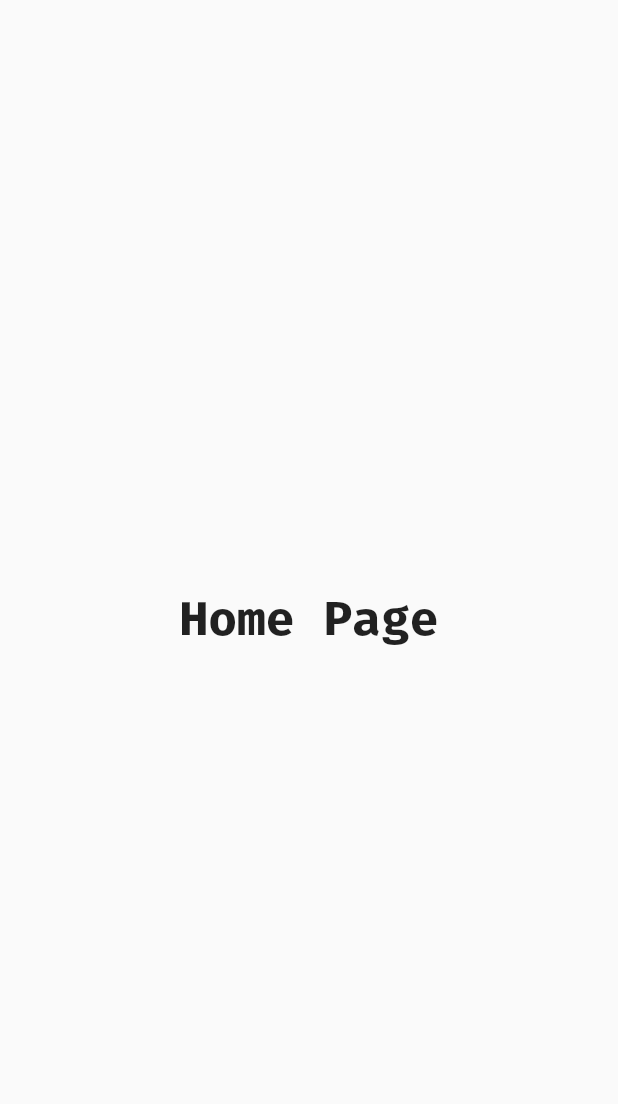
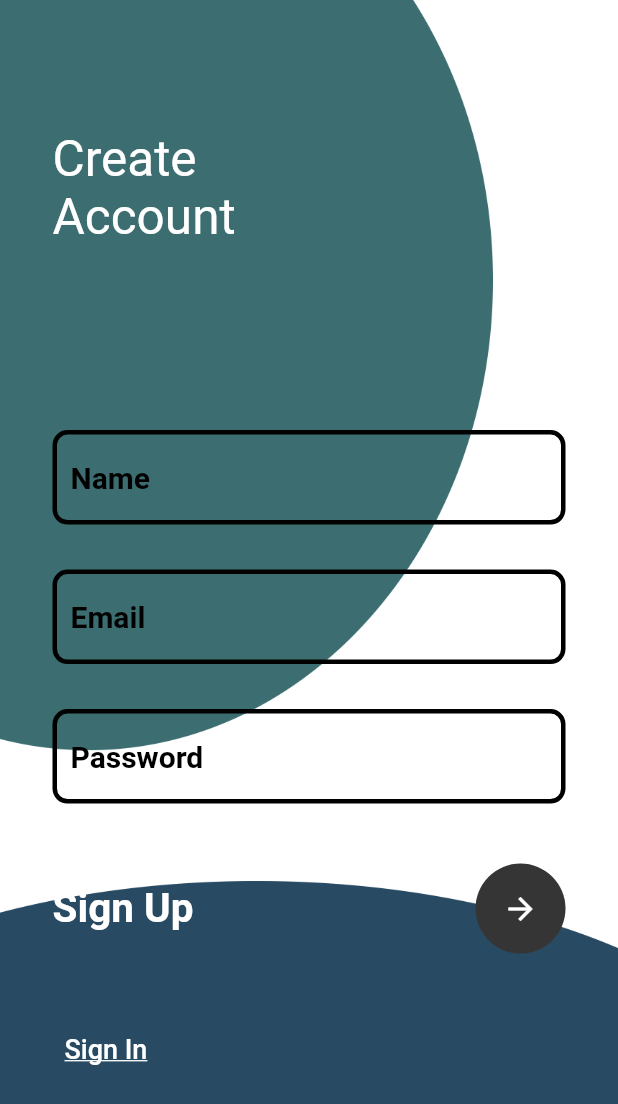
Before and after one commit to sthisfake/flutter-ground, a Flutter app: the screen it shows after launch, after a tap on "Get Started", on a phone screen of 412 x 824 dp. Shown: the top 1104 px of the screen. Run offline on Flutter 3.47's test engine with Material 2 defaults, Android fonts, the phone set to English and light mode, and no system bars; our stand-ins replace google_fonts, shared_preferences.

Commit message:
sign up page almost done

```diff
--- a/movie_app/lib/pages/deciding.dart
+++ b/movie_app/lib/pages/deciding.dart
@@ -1,7 +1,7 @@
 import 'package:flutter/material.dart';
 import 'package:shared_preferences/shared_preferences.dart';
 
-import 'home_page.dart';
+import 'sign_up.dart';
 import 'onboarding_page.dart';
 
 class Deciding extends StatefulWidget {
--- a/movie_app/lib/pages/home_page.dart
+++ /dev/null
@@ -1,19 +0,0 @@
-import 'package:flutter/material.dart';
-import 'package:google_fonts/google_fonts.dart';
-
-class HomePage extends StatelessWidget {
-  @override
-  Widget build(BuildContext context) {
-    return Scaffold(
-      body: Center(
-        child: Text(
-          'Home Page',
-          style: GoogleFonts.firaCode(
-            fontSize: 32,
-            fontWeight: FontWeight.w700,
-          ),
-        ),
-      ),
-    );
-  }
-}
--- a/movie_app/lib/pages/onboarding_page.dart
+++ b/movie_app/lib/pages/onboarding_page.dart
@@ -1,6 +1,6 @@
 import 'package:flutter/material.dart';
 import 'package:google_fonts/google_fonts.dart';
-import 'home_page.dart';
+import 'sign_up.dart';
 
 class OnboardingPage extends StatefulWidget {
   @override
@@ -8,12 +8,6 @@ class OnboardingPage extends StatefulWidget {
 }
 
 class _OnboardingPageState extends State<OnboardingPage> {
-  void _onIntroEnd(context) {
-    Navigator.of(context).push(
-      MaterialPageRoute(builder: (_) => HomePage()),
-    );
-  }
-
   @override
   Widget build(BuildContext context) {
     return Scaffold(
@@ -50,7 +44,7 @@ class _OnboardingPageState extends State<OnboardingPage> {
           GestureDetector(
             onTap: () => Navigator.pushReplacement(context,
                 MaterialPageRoute(builder: (context) {
-              return HomePage();
+              return SignUp();
             })),
             child: Container(
               decoration: BoxDecoration(
--- /dev/null
+++ b/movie_app/lib/pages/sign_up.dart
@@ -0,0 +1,191 @@
+// ignore_for_file: prefer_const_constructors, sort_child_properties_last
+
+import 'package:flutter/material.dart';
+import 'package:google_fonts/google_fonts.dart';
+
+class SignUp extends StatefulWidget {
+  const SignUp({super.key});
+
+  @override
+  State<SignUp> createState() => _SignUpState();
+}
+
+class _SignUpState extends State<SignUp> {
+  @override
+  Widget build(BuildContext context) {
+    return Container(
+      decoration: BoxDecoration(
+        image: DecorationImage(
+            image: AssetImage('assets/images/signup.png'), fit: BoxFit.cover),
+      ),
+      child: Scaffold(
+        resizeToAvoidBottomInset: false,
+        backgroundColor: Colors.transparent,
+        appBar: AppBar(
+          backgroundColor: Colors.transparent,
+          elevation: 0,
+        ),
+        body: Stack(
+          children: [
+            Container(
+              padding: EdgeInsets.only(left: 35, top: 30),
+              child: Text(
+                'Create\nAccount',
+                style: TextStyle(color: Colors.white, fontSize: 33),
+              ),
+            ),
+            SingleChildScrollView(
+              child: Container(
+                padding: EdgeInsets.only(
+                    top: MediaQuery.of(context).size.height * 0.28),
+                child: Column(
+                  crossAxisAlignment: CrossAxisAlignment.start,
+                  children: [
+                    Container(
+                      margin: EdgeInsets.only(left: 35, right: 35),
+                      child: Column(
+                        children: [
+                          TextField(
+                            style: TextStyle(
+                                color: Color.fromARGB(255, 0, 0, 0),
+                                fontSize: 20,
+                                fontWeight: FontWeight.bold),
+                            decoration: InputDecoration(
+                                enabledBorder: OutlineInputBorder(
+                                  borderRadius: BorderRadius.circular(10),
+                                  borderSide: BorderSide(
+                                      color: Color.fromARGB(255, 0, 0, 0),
+                                      width: 3),
+                                ),
+                                focusedBorder: OutlineInputBorder(
+                                  borderRadius: BorderRadius.circular(10),
+                                  borderSide:
+                                      BorderSide(color: Colors.black, width: 5),
+                                ),
+                                hintText: "Name",
+                                hintStyle: TextStyle(
+                                    color: Color.fromARGB(255, 0, 0, 0),
+                                    fontSize: 20),
+                                border: OutlineInputBorder(
+                                  borderRadius: BorderRadius.circular(10),
+                                )),
+                          ),
+                          SizedBox(
+                            height: 30,
+                          ),
+                          TextField(
+                            style: TextStyle(
+                                color: Color.fromARGB(255, 0, 0, 0),
+                                fontSize: 20,
+                                fontWeight: FontWeight.bold),
+                            decoration: InputDecoration(
+                                enabledBorder: OutlineInputBorder(
+                                  borderRadius: BorderRadius.circular(10),
+                                  borderSide: BorderSide(
+                                    color: Color.fromARGB(255, 0, 0, 0),
+                                    width: 3,
+                                  ),
+                                ),
+                                focusedBorder: OutlineInputBorder(
+                                  borderRadius: BorderRadius.circular(10),
+                                  borderSide:
+                                      BorderSide(color: Colors.black, width: 5),
+                                ),
+                                hintText: "Email",
+                                hintStyle: TextStyle(
+                                    color: Color.fromARGB(255, 0, 0, 0),
+                                    fontSize: 20),
+                                border: OutlineInputBorder(
+                                  borderRadius: BorderRadius.circular(10),
+                                )),
+                          ),
+                          SizedBox(
+                            height: 30,
+                          ),
+                          TextField(
+                            style: TextStyle(
+                                color: Color.fromARGB(255, 0, 0, 0),
+                                fontSize: 20,
+                                fontWeight: FontWeight.bold),
+                            obscureText: true,
+                            decoration: InputDecoration(
+                                enabledBorder: OutlineInputBorder(
+                                  borderRadius: BorderRadius.circular(10),
+                                  borderSide: BorderSide(
+                                    color: Color.fromARGB(255, 0, 0, 0),
+                                    width: 3,
+                                  ),
+                                ),
+                                focusedBorder: OutlineInputBorder(
+                                  borderRadius: BorderRadius.circular(10),
+                                  borderSide:
+                                      BorderSide(color: Colors.black, width: 5),
+                                ),
+                                hintText: "Password",
+                                hintStyle: TextStyle(
+                                    color: Color.fromARGB(255, 0, 0, 0),
+                                    fontSize: 20),
+                                border: OutlineInputBorder(
+                                  borderRadius: BorderRadius.circular(10),
+                                )),
+                          ),
+                          SizedBox(
+                            height: 40,
+                          ),
+                          Row(
+                            mainAxisAlignment: MainAxisAlignment.spaceBetween,
+                            children: [
+                              Text(
+                                'Sign Up',
+                                style: TextStyle(
+                                    color: Colors.white,
+                                    fontSize: 27,
+                                    fontWeight: FontWeight.w700),
+                              ),
+                              CircleAvatar(
+                                radius: 30,
+                                backgroundColor: Color(0xff353535),
+                                child: IconButton(
+                                    color: Colors.white,
+                                    onPressed: () {},
+                                    icon: Icon(
+                                      Icons.arrow_forward,
+                                    )),
+                              )
+                            ],
+                          ),
+                          SizedBox(
+                            height: 40,
+                          ),
+                          Row(
+                            mainAxisAlignment: MainAxisAlignment.spaceBetween,
+                            children: [
+                              TextButton(
+                                onPressed: () {
+                                  Navigator.pushNamed(context, 'login');
+                                },
+                                child: Text(
+                                  'Sign In',
+                                  textAlign: TextAlign.left,
+                                  style: TextStyle(
+                                      decoration: TextDecoration.underline,
+                                      color: Colors.white,
+                                      fontSize: 18),
+                                ),
+                                style: ButtonStyle(),
+                              ),
+                            ],
+                          )
+                        ],
+                      ),
+                    )
+                  ],
+                ),
+              ),
+            ),
+          ],
+        ),
+      ),
+    );
+  }
+}
--- a/movie_app/pubspec.yaml
+++ b/movie_app/pubspec.yaml
@@ -64,8 +64,8 @@ flutter:
   # To add assets to your application, add an assets section, like this:
   assets:
     - assets/images/movie.png
-  #   - images/a_dot_ham.jpeg
-
+    - assets/images/register.png
+    - assets/images/signup.png
   # An image asset can refer to one or more resolution-specific "variants", see
   # https://flutter.dev/assets-and-images/#resolution-aware
 
```
Also changed, not shown: movie_app/assets/images/register.png (added), movie_app/assets/images/signup.png (added).
